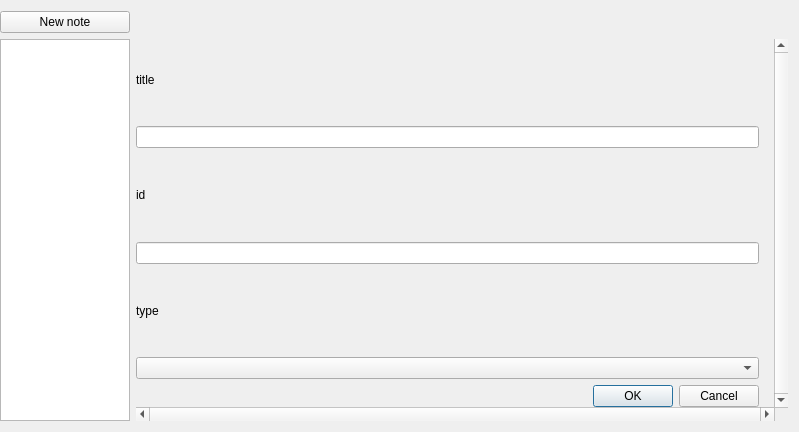
The window that PluriNotes/plurinotes.ui (guillaumejounel/PluriNotes) describes before a commit, drawn with Qt 5.
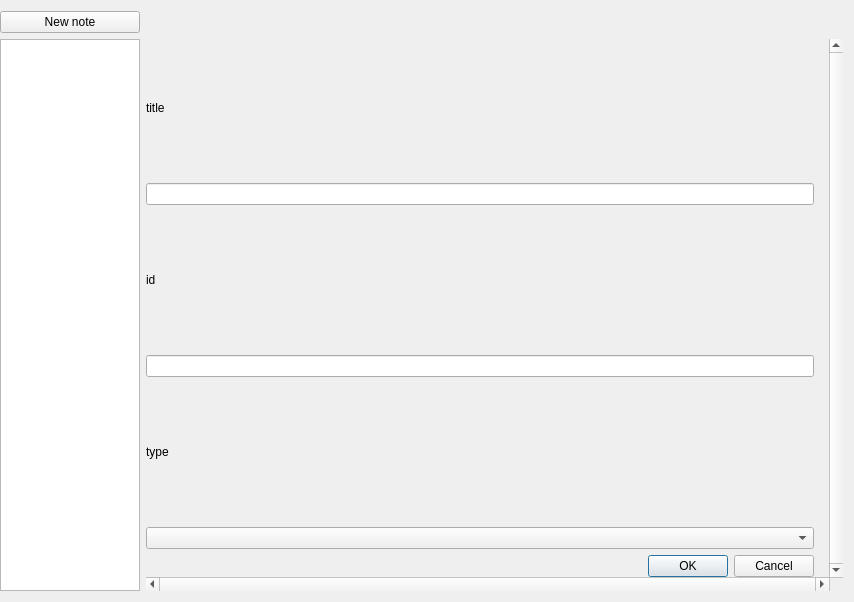
The same window after the commit. The open tabs and pages were chosen to show the change.

Diff of the .ui file:
```diff
--- a/PluriNotes/plurinotes.ui
+++ b/PluriNotes/plurinotes.ui
@@ -6,8 +6,8 @@
    <rect>
     <x>0</x>
     <y>0</y>
-    <width>799</width>
-    <height>432</height>
+    <width>854</width>
+    <height>602</height>
    </rect>
   </property>
   <property name="windowTitle">
@@ -162,8 +162,8 @@
             <rect>
              <x>0</x>
              <y>0</y>
-             <width>639</width>
-             <height>366</height>
+             <width>685</width>
+             <height>536</height>
             </rect>
            </property>
            <layout class="QGridLayout" name="gridLayout_3">
```
Left out of the diff: 2 changed lines with no effect on the pictures.
